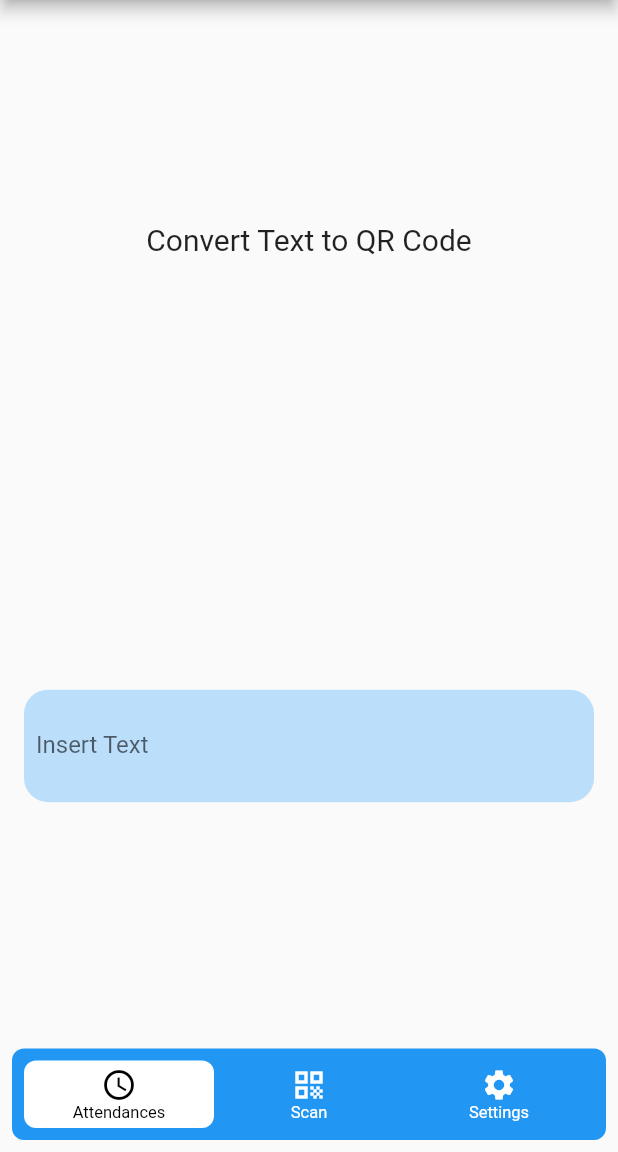
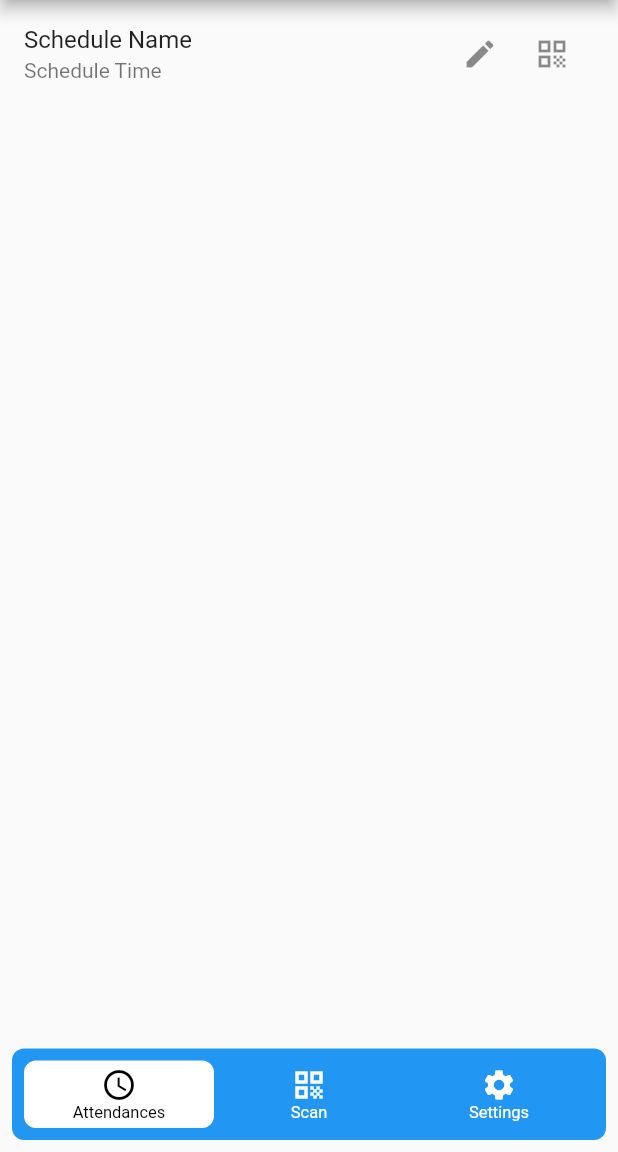
Before and after one commit to tomyamGTX/ezattendance, a Flutter app: the screen it shows after launch, on a phone screen of 412 x 824 dp, the part 84-1236 px from its top. Run offline on Flutter 3.47's test engine with Material 2 defaults, Android fonts, the phone set to English and light mode, and no system bars; drawn by our look-alikes of floating_bottom_navigation_bar; our stand-ins replace get, image_picker, permission_handler, qr_flutter, share_plus; missing offline and left inert: flutter_qr_reader.

Commit message:
qr code based on schedule name

```diff
--- a/lib/views/navigation.dart
+++ b/lib/views/navigation.dart
@@ -42,8 +42,8 @@ class _NavigationState extends State<Navigation> {
       // Replace the 8 lines Navigator.push by a simple Get.to(). You don't need context
       body: PageView(controller: _pageController, children: [
         Schedule(),
-        QRCode(),
-        Setting(),
+        const QRCode(),
+        const Setting(),
       ]),
       bottomNavigationBar: FloatingNavbar(
         backgroundColor: Theme.of(context).primaryColor,
--- a/lib/views/schedule.dart
+++ b/lib/views/schedule.dart
@@ -1,58 +1,141 @@
+import 'dart:io';
+import 'dart:typed_data';
+import 'dart:ui';
+
 import 'package:flutter/material.dart';
+import 'package:flutter/rendering.dart';
+import 'package:path_provider/path_provider.dart';
 import 'package:qr_flutter/qr_flutter.dart';
+import 'package:share_plus/share_plus.dart';
 
 class Schedule extends StatefulWidget {
   const Schedule({Key? key}) : super(key: key);
 
   @override
-  State<Schedule> createState() => _ScheduleState();
+  _ScheduleState createState() => _ScheduleState();
 }
 
 class _ScheduleState extends State<Schedule> {
-  var _qrText = '';
+  final key = GlobalKey();
+  String textdata = 'Schedule Name';
+  File? file;
 
   @override
   Widget build(BuildContext context) {
     return Scaffold(
-      body: Center(
-        child: Padding(
-          padding: const EdgeInsets.all(8.0),
-          child: Column(
-            mainAxisAlignment: MainAxisAlignment.spaceAround,
+      body: Column(
+        mainAxisAlignment: MainAxisAlignment.spaceBetween,
         children: [
-              const Text(
-                'Convert Text to QR Code',
-                style: TextStyle(fontSize: 20),
+          ListTile(
+            title: Text(textdata),
+            subtitle: const Text('Schedule Time'),
+            trailing: SizedBox(
+              width: 100,
+              child: Row(
+                children: [
+                  Flexible(
+                    child: IconButton(
+                        onPressed: () {
+                          //   Padding(
+                          //   padding: const EdgeInsets.all(8.0),
+                          //   child: TextField(
+                          //     onChanged: (value) {
+                          //       setState(() {});
+                          //       textdata = value;
+                          //     },
+                          //   ),
+                          // ),
+                        },
+                        icon: Icon(Icons.edit)),
                   ),
-              Container(
-                decoration: BoxDecoration(
-                  color: Theme.of(context).primaryColorLight,
-                  borderRadius: BorderRadius.circular(16),
-                ),
-                margin: const EdgeInsets.all(8),
-                child: Padding(
-                  padding: const EdgeInsets.all(8.0),
-                  child: TextFormField(
-                    decoration: const InputDecoration(
-                        label: Text('Insert Text'), border: InputBorder.none),
-                    onChanged: (value) {
-                      setState(() {});
-                      _qrText = value;
+                  Flexible(
+                    child: IconButton(
+                      onPressed: () async {
+                        await showDialog(
+                          context: context,
+                          builder: (BuildContext context) {
+                            return AlertDialog(
+                                title: Text('QR Code for $textdata'),
+                                actions: [
+                                  TextButton(
+                                      onPressed: () => Navigator.pop(context),
+                                      child: const Text('Back')),
+                                  if (textdata != '')
+                                    ElevatedButton(
+                                      child: const Text('Share'),
+                                      onPressed: () async {
+                                        try {
+                                          RenderRepaintBoundary boundary = key
+                                                  .currentContext!
+                                                  .findRenderObject()
+                                              as RenderRepaintBoundary;
+//captures qr image
+                                          var image = await boundary.toImage();
+
+                                          ByteData? byteData =
+                                              await image.toByteData(
+                                                  format: ImageByteFormat.png);
+
+                                          Uint8List pngBytes =
+                                              byteData!.buffer.asUint8List();
+//app directory for storing images.
+                                          final appDir =
+                                              await getApplicationDocumentsDirectory();
+//current time
+                                          var datetime = DateTime.now();
+//qr image file creation
+                                          file = await File(
+                                                  '${appDir.path}/$datetime.png')
+                                              .create();
+//appending data
+                                          await file?.writeAsBytes(pngBytes);
+//Shares QR image
+                                          await Share.shareFiles(
+                                            [file!.path],
+                                            mimeTypes: ["image/png"],
+                                            text:
+                                                "Scan the QR Code for attendance",
+                                          );
+                                        } catch (e) {
+                                          ScaffoldMessenger.of(context)
+                                              .showSnackBar(SnackBar(
+                                                  content: Text(e.toString())));
+                                        }
                                       },
+                                    )
+                                ],
+                                content: textdata != ''
+                                    ? SizedBox(
+                                        height: 200,
+                                        width: 200,
+                                        child: Center(
+                                          child: RepaintBoundary(
+                                            key: key,
+                                            child: Container(
+                                              color: Colors.white,
+                                              child: QrImage(
+                                                size:
+                                                    200, //size of the QrImage widget.
+                                                data:
+                                                    textdata, //textdata used to create QR code
                                               ),
                                             ),
                                           ),
-              if (_qrText != '')
-                QrImage(
-                  backgroundColor: Theme.of(context).primaryColorLight,
-                  data: _qrText,
-                  version: QrVersions.auto,
-                  size: 200.0,
+                                        ),
+                                      )
+                                    : const Text('No Data'));
+                          },
+                        );
+                      },
+                      icon: const Icon(Icons.qr_code),
+                    ),
                   ),
                 ],
               ),
             ),
           ),
+        ],
+      ),
     );
   }
 }
--- a/pubspec.yaml
+++ b/pubspec.yaml
@@ -37,6 +37,8 @@ dependencies:
   image_picker:
   permission_handler:
   url_launcher:
+  share_plus:
+  path_provider:
 
 
   # The following adds the Cupertino Icons font to your application.
```
Also changed, not shown: pubspec.lock, 1 other file. Lines whose indentation alone changed are shown as unchanged.
